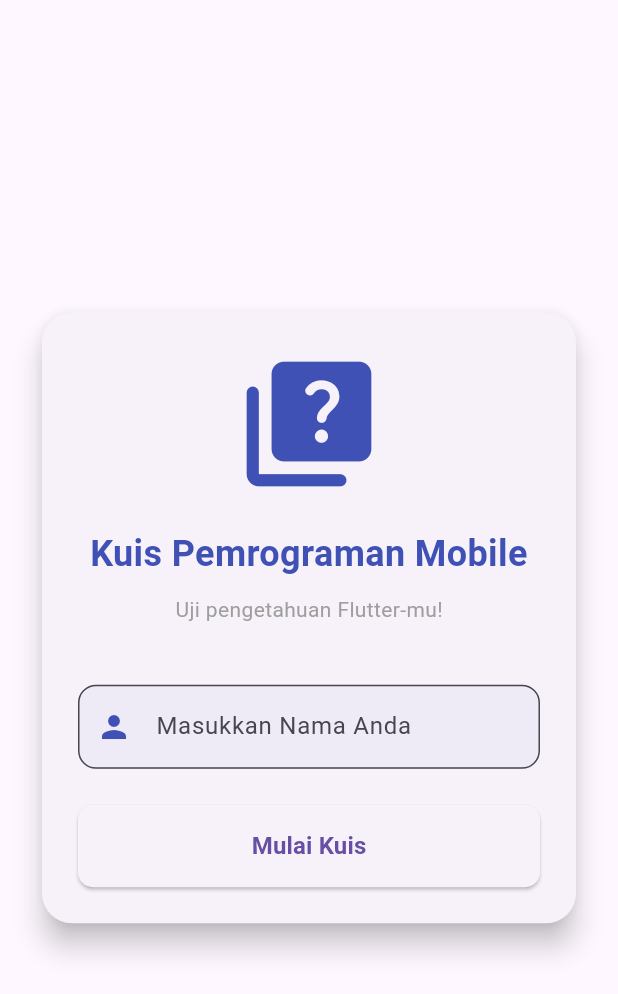
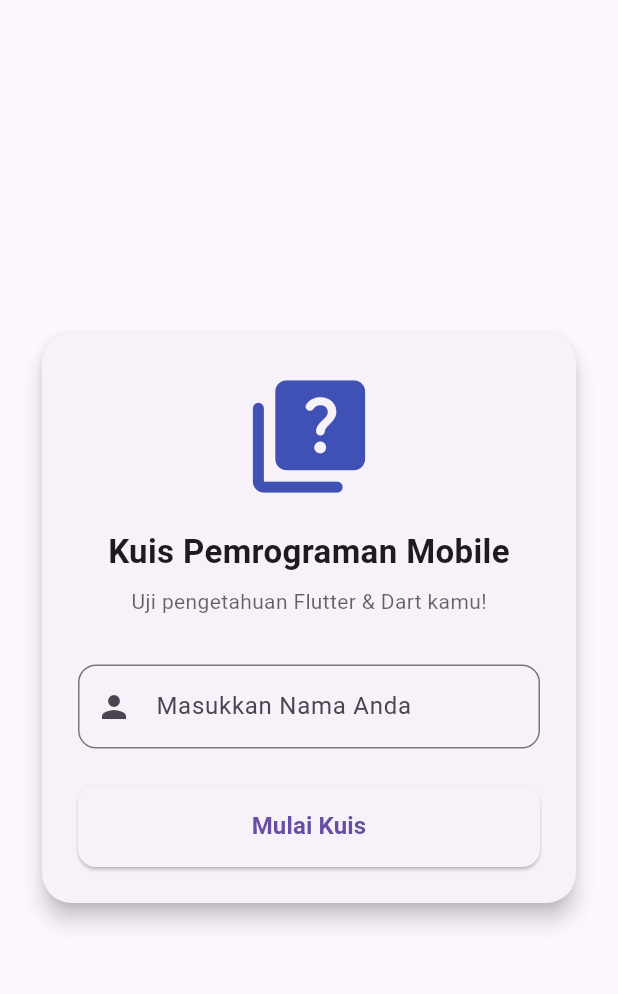
Before and after one commit to AhmadFazriBerutu/241401015_AhmadFazriBerutu_UTSPM5, a Flutter app: the screen it shows after launch, on a phone screen of 412 x 824 dp. Shown: the top 994 px of the screen. Run offline on Flutter 3.47's test engine with Material 3 defaults, Android fonts, the phone set to English and light mode, and no system bars.

Commit message:
feat: integrasi Provider pada QuizScreen dan ResultScreen dengan kalkulasi skor

```diff
--- a/lib/screens/home_screen.dart
+++ b/lib/screens/home_screen.dart
@@ -1,5 +1,6 @@
 import 'package:flutter/material.dart';
-
+import 'package:provider/provider.dart';
+import '../providers/quiz_provider.dart';
 import '../widgets/custom_button.dart';
 import 'quiz_screen.dart';
 
@@ -26,7 +27,7 @@ class _HomeScreenState extends State<HomeScreen> {
         child: SingleChildScrollView(
           padding: const EdgeInsets.all(24.0),
           child: Card(
-            elevation: 8,
+            elevation: 6,
             shape: RoundedRectangleBorder(
               borderRadius: BorderRadius.circular(20),
             ),
@@ -36,27 +37,22 @@ class _HomeScreenState extends State<HomeScreen> {
                 mainAxisSize: MainAxisSize.min,
                 mainAxisAlignment: MainAxisAlignment.center,
                 children: [
-                  const Icon(
-                    Icons.quiz_rounded,
-                    size: 100,
-                    color: Colors.indigo,
-                  ),
-                  const SizedBox(height: 20),
+                  const Icon(Icons.quiz_rounded, size: 90, color: Colors.indigo),
+                  const SizedBox(height: 16),
                   const Text(
                     "Kuis Pemrograman Mobile",
                     style: TextStyle(
-                      fontSize: 24,
+                      fontSize: 22,
                       fontWeight: FontWeight.bold,
-                      color: Colors.indigo,
                     ),
                     textAlign: TextAlign.center,
                   ),
-                  const SizedBox(height: 10),
-                  const Text(
-                    "Uji pengetahuan Flutter-mu!",
-                    style: TextStyle(fontSize: 14, color: Colors.grey),
+                  const SizedBox(height: 8),
+                  Text(
+                    "Uji pengetahuan Flutter & Dart kamu!",
+                    style: TextStyle(fontSize: 14, color: Theme.of(context).hintColor),
                   ),
-                  const SizedBox(height: 40),
+                  const SizedBox(height: 32),
                   TextField(
                     controller: _nameController,
                     decoration: InputDecoration(
@@ -64,12 +60,7 @@ class _HomeScreenState extends State<HomeScreen> {
                       border: OutlineInputBorder(
                         borderRadius: BorderRadius.circular(12),
                       ),
-                      prefixIcon: const Icon(
-                        Icons.person,
-                        color: Colors.indigo,
-                      ),
-                      filled: true,
-                      fillColor: Colors.indigo.withOpacity(0.05),
+                      prefixIcon: const Icon(Icons.person),
                     ),
                   ),
                   const SizedBox(height: 24),
@@ -77,12 +68,11 @@ class _HomeScreenState extends State<HomeScreen> {
                     text: 'Mulai Kuis',
                     onPressed: () {
                       if (_nameController.text.trim().isNotEmpty) {
-                        Navigator.push(
+                        context.read<QuizProvider>().setUserName(_nameController.text.trim());
+                        Navigator.pushReplacement(
                           context,
                           MaterialPageRoute(
-                            builder: (context) => QuizScreen(
-                              userName: _nameController.text.trim(),
-                            ),
+                            builder: (context) => const QuizScreen(),
                           ),
                         );
                       } else {
--- a/lib/screens/quiz_screen.dart
+++ b/lib/screens/quiz_screen.dart
@@ -1,101 +1,52 @@
 import 'package:flutter/material.dart';
+import 'package:provider/provider.dart';
+import '../providers/quiz_provider.dart';
 import '../widgets/custom_button.dart';
 import 'result_screen.dart';
 
-class QuizScreen extends StatefulWidget {
-  final String userName;
-
-  const QuizScreen({Key? key, required this.userName}) : super(key: key);
-
-  @override
-  State<QuizScreen> createState() => _QuizScreenState();
-}
-
-class _QuizScreenState extends State<QuizScreen> {
-  int _currentIndex = 0;
-
-  final List<Map<String, dynamic>> _questions = [
-    {
-      'question': '1. Apa framework UI buatan Google untuk membuat aplikasi lintas platform?',
-      'options': ['React Native', 'Flutter', 'Xamarin', 'Ionic']
-    },
-    {
-      'question': '2. Bahasa pemrograman apa yang digunakan dalam pengembangan Flutter?',
-      'options': ['Java', 'Kotlin', 'Dart', 'Swift']
-    },
-    {
-      'question': '3. Widget mana yang digunakan jika tampilan tidak membutuhkan perubahan state?',
-      'options': ['StatefulWidget', 'StatelessWidget', 'InheritedWidget', 'MaterialApp']
-    },
-    {
-      'question': '4. Perintah apa yang digunakan untuk menjalankan proyek Flutter di terminal?',
-      'options': ['flutter build', 'flutter run', 'flutter create', 'flutter doctor']
-    },
-    {
-      'question': '5. File mana dalam proyek Flutter yang digunakan untuk menambahkan dependensi?',
-      'options': ['main.dart', 'pubspec.yaml', 'build.gradle', 'AndroidManifest.xml']
-    },
-    {
-      'question': '6. Widget mana yang digunakan untuk menyusun elemen secara vertikal?',
-      'options': ['Row', 'Column', 'Stack', 'Container']
-    },
-    {
-      'question': '7. Fungsi apa yang dipanggil untuk memperbarui tampilan pada StatefulWidget?',
-      'options': ['setState()', 'updateUI()', 'refresh()', 'rebuild()']
-    },
-    {
-      'question': '8. Widget apa yang menyediakan struktur dasar halaman Material Design?',
-      'options': ['Scaffold', 'Container', 'SizedBox', 'AppBar']
-    },
-    {
-      'question': '9. Komponen apa yang digunakan untuk menangkap teks input dari pengguna?',
-      'options': ['TextView', 'TextFormField', 'TextField', 'InputBox']
-    },
-    {
-      'question': '10. Perintah apa yang digunakan untuk memeriksa instalasi Flutter di komputer?',
-      'options': ['flutter check', 'flutter doctor', 'flutter test', 'flutter info']
-    },
-  ];
-
-  void _nextQuestion() {
-    if (_currentIndex < _questions.length - 1) {
-      setState(() {
-        _currentIndex++;
-      });
-    } else {
-      Navigator.pushReplacement(
-        context,
-        MaterialPageRoute(
-          builder: (context) => ResultScreen(userName: widget.userName),
-        ),
-      );
-    }
-  }
+class QuizScreen extends StatelessWidget {
+  const QuizScreen({Key? key}) : super(key: key);
 
   @override
   Widget build(BuildContext context) {
-    final currentQ = _questions[_currentIndex];
+    return Consumer<QuizProvider>(
+      builder: (context, quizProvider, child) {
+        if (quizProvider.isFinished) {
+          WidgetsBinding.instance.addPostFrameCallback((_) {
+            Navigator.pushReplacement(
+              context,
+              MaterialPageRoute(builder: (context) => const ResultScreen()),
+            );
+          });
+          return const Scaffold(
+            body: Center(child: CircularProgressIndicator()),
+          );
+        }
+
+        final currentQ = quizProvider.questions[quizProvider.currentIndex];
 
         return Scaffold(
           appBar: AppBar(
-        title: Text('Soal ${_currentIndex + 1} dari ${_questions.length}'),
+            title: Text('Soal ${quizProvider.currentIndex + 1} dari ${quizProvider.questions.length}'),
             centerTitle: true,
+            automaticallyImplyLeading: false,
           ),
-      body: Padding(
+          body: SafeArea(
+            child: Padding(
               padding: const EdgeInsets.all(24.0),
               child: Column(
                 crossAxisAlignment: CrossAxisAlignment.stretch,
                 children: [
                   LinearProgressIndicator(
-              value: (_currentIndex + 1) / _questions.length,
-              backgroundColor: Colors.grey[200],
-              color: Colors.indigo,
+                    value: (quizProvider.currentIndex + 1) / quizProvider.questions.length,
+                    borderRadius: BorderRadius.circular(8),
                   ),
-            const SizedBox(height: 30),
+                  const SizedBox(height: 24),
                   Expanded(
                     child: Center(
+                      child: SingleChildScrollView(
                         child: Text(
-                  currentQ['question'] as String,
+                          currentQ.text,
                           style: const TextStyle(
                             fontSize: 20,
                             fontWeight: FontWeight.bold,
@@ -104,20 +55,26 @@ class _QuizScreenState extends State<QuizScreen> {
                         ),
                       ),
                     ),
+                  ),
                   ...List.generate(
-              (currentQ['options'] as List<String>).length,
+                    currentQ.options.length,
                     (index) => Padding(
                       padding: const EdgeInsets.only(bottom: 12.0),
                       child: CustomButton(
-                  text: (currentQ['options'] as List<String>)[index],
-                  onPressed: _nextQuestion,
+                        text: currentQ.options[index],
+                        onPressed: () {
+                          quizProvider.answerQuestion(index);
+                        },
                       ),
                     ),
                   ),
-            const SizedBox(height: 20),
+                  const SizedBox(height: 12),
                 ],
               ),
             ),
+          ),
+        );
+      },
     );
   }
 }
--- a/lib/widgets/custom_button.dart
+++ b/lib/widgets/custom_button.dart
@@ -3,27 +3,35 @@ import 'package:flutter/material.dart';
 class CustomButton extends StatelessWidget {
   final String text;
   final VoidCallback onPressed;
+  final Color? color;
 
-  const CustomButton({Key? key, required this.text, required this.onPressed}) : super(key: key);
+  const CustomButton({
+    Key? key,
+    required this.text,
+    required this.onPressed,
+    this.color,
+  }) : super(key: key);
 
   @override
   Widget build(BuildContext context) {
     double screenWidth = MediaQuery.of(context).size.width;
-    double buttonWidth = screenWidth > 600 ? 400 : screenWidth * 0.8;
+    double buttonWidth = screenWidth > 600 ? 400 : screenWidth * 0.85;
 
     return SizedBox(
       width: buttonWidth,
       child: ElevatedButton(
         style: ElevatedButton.styleFrom(
-          padding: const EdgeInsets.symmetric(vertical: 16),
+          backgroundColor: color,
+          padding: const EdgeInsets.symmetric(vertical: 16, horizontal: 20),
           shape: RoundedRectangleBorder(
-            borderRadius: BorderRadius.circular(10),
+            borderRadius: BorderRadius.circular(12),
           ),
         ),
         onPressed: onPressed,
         child: Text(
           text,
           style: const TextStyle(fontSize: 16, fontWeight: FontWeight.bold),
+          textAlign: TextAlign.center,
         ),
       ),
     );
```
Also changed, not shown: lib/screens/result_screen.dart (+23 -12 lines). Lines whose indentation alone changed are shown as unchanged.
